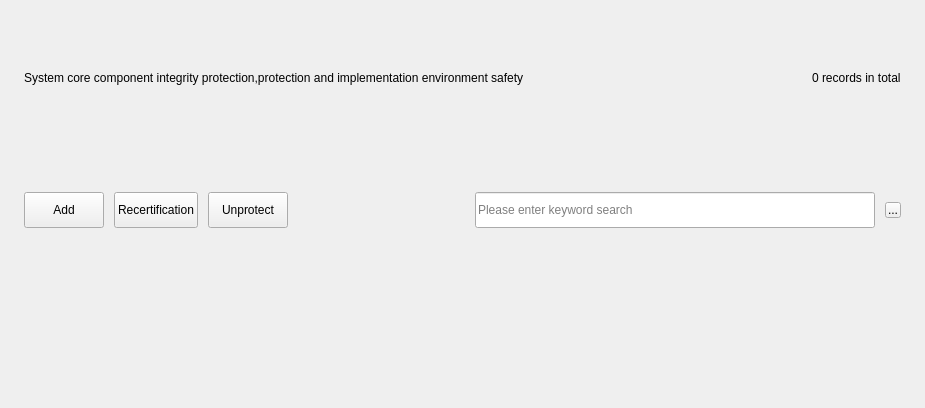
Above: src/ui/tp/tp-execute.ui from openeuler-mirror/ks-ssr before the change. Below: the same form after it.
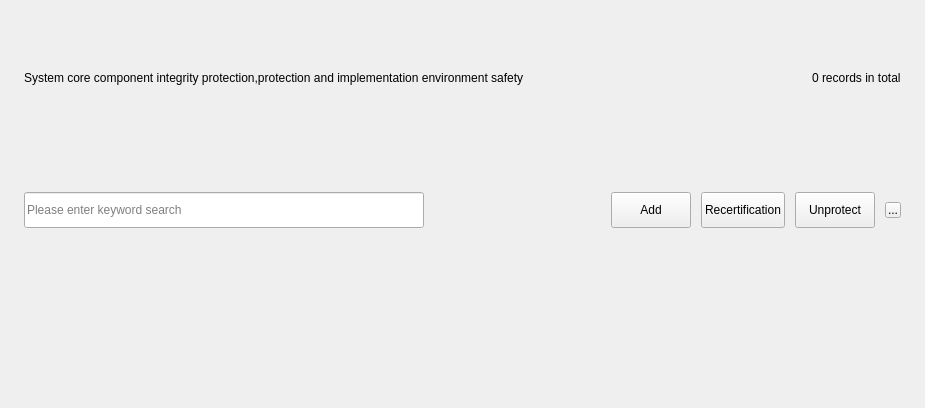
That is the form after the change. Custom widgets are drawn as their Qt base class.

The edit to the form file:
```diff
--- a/src/ui/tp/tp-execute.ui
+++ b/src/ui/tp/tp-execute.ui
@@ -88,7 +88,7 @@
        <number>0</number>
       </property>
       <item>
-       <widget class="QPushButton" name="m_add">
+       <widget class="QLineEdit" name="m_search">
         <property name="sizePolicy">
          <sizepolicy hsizetype="Fixed" vsizetype="Fixed">
           <horstretch>0</horstretch>
@@ -97,50 +97,18 @@
         </property>
         <property name="minimumSize">
          <size>
-          <width>72</width>
+          <width>400</width>
           <height>36</height>
          </size>
         </property>
-        <property name="text">
-         <string>Add</string>
-        </property>
-       </widget>
-      </item>
-      <item>
-       <widget class="QPushButton" name="m_recertification">
-        <property name="sizePolicy">
-         <sizepolicy hsizetype="Fixed" vsizetype="Fixed">
-          <horstretch>0</horstretch>
-          <verstretch>0</verstretch>
-         </sizepolicy>
-        </property>
-        <property name="minimumSize">
+        <property name="maximumSize">
          <size>
-          <width>72</width>
+          <width>440</width>
           <height>36</height>
          </size>
         </property>
-        <property name="text">
-         <string>Recertification</string>
-        </property>
-       </widget>
-      </item>
-      <item>
-       <widget class="QPushButton" name="m_unprotect">
-        <property name="sizePolicy">
-         <sizepolicy hsizetype="Fixed" vsizetype="Fixed">
-          <horstretch>0</horstretch>
-          <verstretch>0</verstretch>
-         </sizepolicy>
-        </property>
-        <property name="minimumSize">
-         <size>
-          <width>72</width>
-          <height>36</height>
-         </size>
-        </property>
-        <property name="text">
-         <string>Unprotect</string>
+        <property name="placeholderText">
+         <string>Please enter keyword search</string>
         </property>
        </widget>
       </item>
@@ -158,7 +126,7 @@
        </spacer>
       </item>
       <item>
-       <widget class="QLineEdit" name="m_search">
+       <widget class="QPushButton" name="m_add">
         <property name="sizePolicy">
          <sizepolicy hsizetype="Fixed" vsizetype="Fixed">
           <horstretch>0</horstretch>
@@ -167,18 +135,50 @@
         </property>
         <property name="minimumSize">
          <size>
-          <width>400</width>
+          <width>72</width>
           <height>36</height>
          </size>
         </property>
-        <property name="maximumSize">
+        <property name="text">
+         <string>Add</string>
+        </property>
+       </widget>
+      </item>
+      <item>
+       <widget class="QPushButton" name="m_recertification">
+        <property name="sizePolicy">
+         <sizepolicy hsizetype="Fixed" vsizetype="Fixed">
+          <horstretch>0</horstretch>
+          <verstretch>0</verstretch>
+         </sizepolicy>
+        </property>
+        <property name="minimumSize">
          <size>
-          <width>440</width>
+          <width>72</width>
           <height>36</height>
          </size>
         </property>
-        <property name="placeholderText">
-         <string>Please enter keyword search</string>
+        <property name="text">
+         <string>Recertification</string>
+        </property>
+       </widget>
+      </item>
+      <item>
+       <widget class="QPushButton" name="m_unprotect">
+        <property name="sizePolicy">
+         <sizepolicy hsizetype="Fixed" vsizetype="Fixed">
+          <horstretch>0</horstretch>
+          <verstretch>0</verstretch>
+         </sizepolicy>
+        </property>
+        <property name="minimumSize">
+         <size>
+          <width>72</width>
+          <height>36</height>
+         </size>
+        </property>
+        <property name="text">
+         <string>Unprotect</string>
         </property>
        </widget>
       </item>
```
